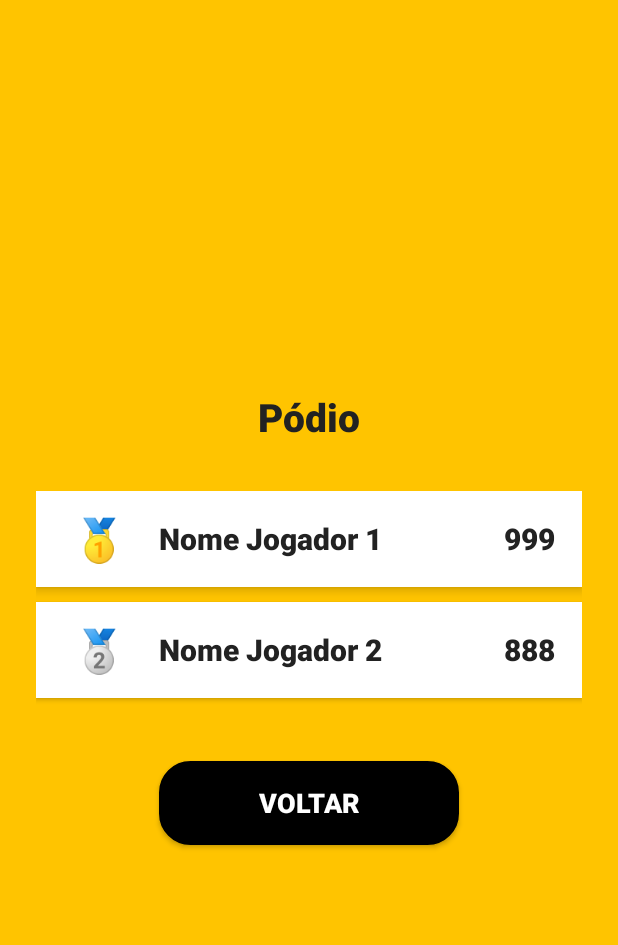
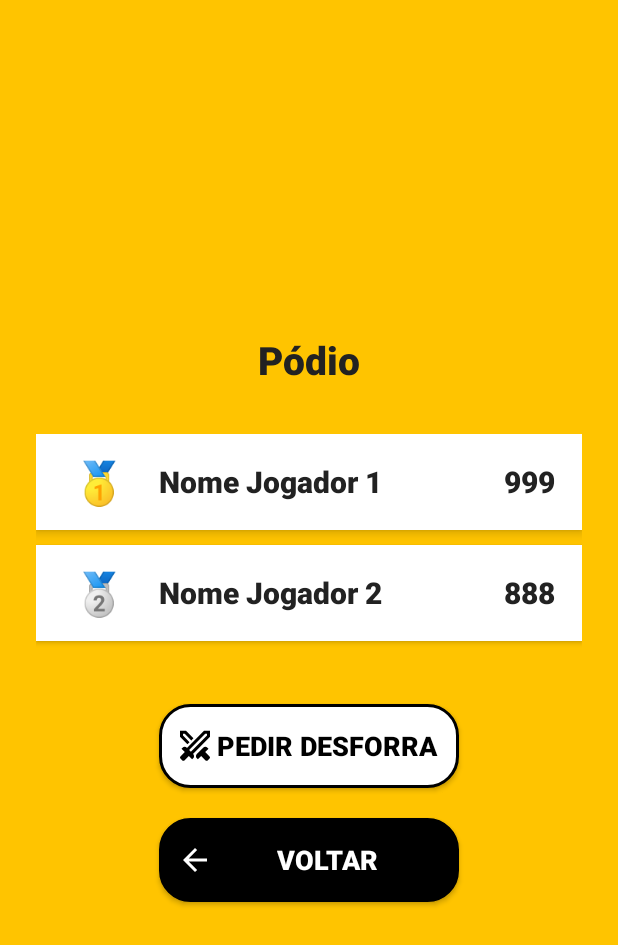
Before and after one commit to ratoooooo/BrainBrawl, an Android app: the layout activity_pontuacao1x1.xml on its own in the app's theme, with its tools: preview values and no code run, on a phone screen of 412 x 824 dp. Shown: the top 945 px of the screen. Run offline under Robolectric (Android 15) with nearby library versions, the phone set to English and light mode, and no system bars.

Commit message:
Alterações feita: Agora no fim do jogo, no modo 1x1 um jogador pode pedir a desforra

```diff
--- a/app/src/main/java/com/example/brainbrawl/Convite.kt
+++ b/app/src/main/java/com/example/brainbrawl/Convite.kt
@@ -3,6 +3,6 @@ package com.example.brainbrawl
 // Classe Convite1x1  que serve para o 2x1
 data class Convite1x1(
     val nomeAmigo: String,
-    val salaId: String,
+    val codigoSala: String,
     val modo: String
 )
--- a/app/src/main/java/com/example/brainbrawl/EscolhaCategoriaModosActivity.kt
+++ b/app/src/main/java/com/example/brainbrawl/EscolhaCategoriaModosActivity.kt
@@ -45,7 +45,7 @@ class EscolhaCategoriaModosActivity : AppCompatActivity() {
     }
 
     // Função para abrir a próxima activity dependendo do modo de jogo selecionado
-    private fun abrirProximaActivity(modoJogo: String, nomeUtilizador: String?, categoria: String) {
+    private fun abrirProximaActivity(modoJogo: String, nomeUtilizador: String?, nomeCategoria: String) {
         val intent = when (modoJogo) {
             "1x1" -> Intent(this, ConvidarAmigo1x1Activity::class.java)
             "2x2" -> Intent(this, ConvidarAmigo2x2Activity::class.java)
@@ -53,7 +53,7 @@ class EscolhaCategoriaModosActivity : AppCompatActivity() {
         }
         intent.putExtra("modoJogo", modoJogo)
         intent.putExtra("nomeUtilizador", nomeUtilizador)
-        intent.putExtra("categoria", categoria)
+        intent.putExtra("nomeCategoria", nomeCategoria)
         startActivity(intent)
         finish()
     }
--- a/app/src/main/java/com/example/brainbrawl/Jogo1x1Activity.kt
+++ b/app/src/main/java/com/example/brainbrawl/Jogo1x1Activity.kt
@@ -56,7 +56,7 @@ class Jogo1x1Activity : AppCompatActivity() {
 
         codigoSala = intent.getStringExtra("codigoSala") ?: ""
         nomeUtilizador = intent.getStringExtra("nomeUtilizador") ?: ""
-        categoria = intent.getStringExtra("categoria") ?: "Todas as categorias"
+        categoria = intent.getStringExtra("nomeCategoria") ?: "Todas as categorias"
 
         // Buscar ou criar perguntas (garantindo que ambos os jogadores jogam as MESMAS perguntas)
         database.child("sala_1x1").child(codigoSala).child("perguntas")
@@ -281,9 +281,9 @@ class Jogo1x1Activity : AppCompatActivity() {
             .child("pontuacoes").child(nomeUtilizador)
             .setValue(totalPontos)
             .addOnSuccessListener {
-                // envia também o total de respostas certas deste jogo!
+                // envia também o total de respostas certas deste jogo
                 enviarPontuacaoActivity(
-                    this, "1x1", nomeUtilizador, totalPontos, categoria, nomeUtilizador, totalPerguntascertas, numeroPerguntasCertas, perguntas.size
+                    this,codigoSala, "1x1", nomeUtilizador, totalPontos, categoria, nomeUtilizador, totalPerguntascertas, numeroPerguntasCertas, perguntas.size
                 )
             }
             .addOnFailureListener {
--- a/app/src/main/java/com/example/brainbrawl/Jogo2x2Activity.kt
+++ b/app/src/main/java/com/example/brainbrawl/Jogo2x2Activity.kt
@@ -327,7 +327,7 @@ class Jogo2x2Activity : AppCompatActivity() {
         }
 
         // Chama a activity de pontuação
-        enviarPontuacaoActivity(this, "2x2", nomeUtilizador, totalPontos, categoria, nomeUtilizador,totalPerguntascertas, numeroPerguntasCertas, perguntas.size, equipaDoJogador)
+        enviarPontuacaoActivity(this, codigoSala, "2x2", nomeUtilizador, totalPontos, categoria, nomeUtilizador,totalPerguntascertas, numeroPerguntasCertas, perguntas.size, equipaDoJogador)
        finish()
     }
 
--- a/app/src/main/java/com/example/brainbrawl/Uteis.kt
+++ b/app/src/main/java/com/example/brainbrawl/Uteis.kt
@@ -89,7 +89,7 @@ object Uteis {
         return opcoes
     }
 
-    fun enviarPontuacaoActivity(context: Context, modoJogo: String, nomeUtilizador: String, pontuacao: Double, nomeCategoria: String, nomeJogador: String, totalPerguntascertas: Int,  numeroPerguntasCertas: Int,totalPerguntas: Int,equipa: String? = null) {
+    fun enviarPontuacaoActivity(context: Context,codigoSala: String, modoJogo: String, nomeUtilizador: String, pontuacao: Double, nomeCategoria: String, nomeJogador: String, totalPerguntascertas: Int,  numeroPerguntasCertas: Int,totalPerguntas: Int,equipa: String? = null) {
             val destino = when (modoJogo) {
             "1x1" -> Pontuacao1x1Activity::class.java
             "2x2" -> Pontuacao2x2Activity::class.java
@@ -97,6 +97,7 @@ object Uteis {
         }
 
         val intent = Intent(context, destino::class.java)
+        intent.putExtra("codigoSala", codigoSala)
         intent.putExtra("modoJogo", modoJogo)
         intent.putExtra("nomeUtilizador", nomeUtilizador)
         intent.putExtra("totalPontos", pontuacao)
--- a/app/src/main/res/layout/activity_pontuacao1x1.xml
+++ b/app/src/main/res/layout/activity_pontuacao1x1.xml
@@ -130,7 +130,23 @@ android:layout_marginBottom="32dp">
         </LinearLayout>
     </LinearLayout>
 
-    <!-- Botão Voltar -->
+    <!-- Botão Pedir Desforra (com ícone de espada à esquerda) -->
+    <Button
+        android:id="@+id/btn_desforra"
+        android:layout_width="200dp"
+        android:layout_height="56dp"
+        android:background="@drawable/botao_branco_arredondado"
+        android:text="Pedir Desforra"
+        android:textColor="#000000"
+        android:textSize="18sp"
+        android:fontFamily="sans-serif-black"
+        android:textStyle="bold"
+        android:padding="12dp"
+        android:layout_gravity="center_horizontal"
+        android:drawableLeft="@drawable/ic_sword"
+        android:layout_marginBottom="20dp"/>
+
+    <!-- Botão Voltar (com ícone à esquerda) -->
     <Button
         android:id="@+id/btn_voltar"
         android:layout_width="200dp"
@@ -142,6 +158,7 @@ android:textSize="18sp"
         android:fontFamily="sans-serif-black"
         android:textStyle="bold"
         android:padding="12dp"
-android:layout_gravity="center_horizontal" />
+        android:layout_gravity="center_horizontal"
+        android:drawableLeft="@drawable/ic_back" />
 
 </LinearLayout>
```
Also changed, not shown: app/src/main/java/com/example/brainbrawl/AmigosActivity.kt (+4 -8 lines), app/src/main/java/com/example/brainbrawl/ConvidarAmigo1x1Activity.kt (+7 -7 lines), app/src/main/java/com/example/brainbrawl/ConvidarAmigo2x2Activity.kt (+5 -5 lines), app/src/main/java/com/example/brainbrawl/Pontuacao1x1Activity.kt (+64 -12 lines), app/src/main/java/com/example/brainbrawl/SalaDeEspera1x1Activity.kt (+5 -10 lines). Lines whose indentation alone changed are shown as unchanged.
